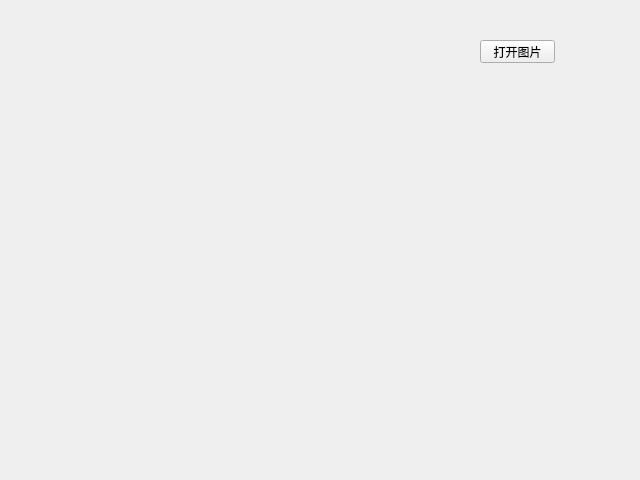
Before: the Qt Designer form 02/part3/mywidget.ui in wzonline1982/QTcode, drawn with Qt 5.
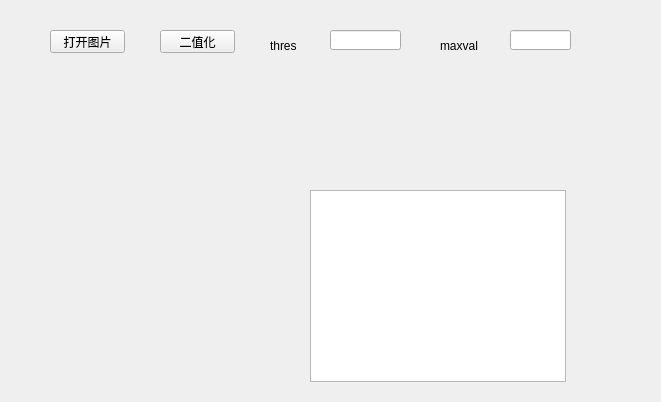
After: the same form once the commit is applied.

```diff
--- a/02/part3/mywidget.ui
+++ b/02/part3/mywidget.ui
@@ -6,8 +6,8 @@
    <rect>
     <x>0</x>
     <y>0</y>
-    <width>640</width>
-    <height>480</height>
+    <width>661</width>
+    <height>402</height>
    </rect>
   </property>
   <property name="windowTitle">
@@ -16,8 +16,8 @@
   <widget class="QPushButton" name="pushButton">
    <property name="geometry">
     <rect>
-     <x>480</x>
-     <y>40</y>
+     <x>50</x>
+     <y>30</y>
      <width>75</width>
      <height>23</height>
     </rect>
@@ -26,13 +26,72 @@
     <string>打开图片</string>
    </property>
   </widget>
-  <widget class="QWidget" name="subwidget" native="true">
+  <widget class="QPushButton" name="pushButton_2">
    <property name="geometry">
     <rect>
-     <x>20</x>
-     <y>120</y>
-     <width>401</width>
-     <height>341</height>
+     <x>160</x>
+     <y>30</y>
+     <width>75</width>
+     <height>23</height>
+    </rect>
+   </property>
+   <property name="text">
+    <string>二值化</string>
+   </property>
+  </widget>
+  <widget class="QLineEdit" name="lineEdit">
+   <property name="geometry">
+    <rect>
+     <x>330</x>
+     <y>30</y>
+     <width>71</width>
+     <height>20</height>
+    </rect>
+   </property>
+  </widget>
+  <widget class="QLineEdit" name="lineEdit_2">
+   <property name="geometry">
+    <rect>
+     <x>510</x>
+     <y>30</y>
+     <width>61</width>
+     <height>20</height>
+    </rect>
+   </property>
+  </widget>
+  <widget class="QLabel" name="label">
+   <property name="geometry">
+    <rect>
+     <x>270</x>
+     <y>40</y>
+     <width>54</width>
+     <height>12</height>
+    </rect>
+   </property>
+   <property name="text">
+    <string>thres</string>
+   </property>
+  </widget>
+  <widget class="QLabel" name="label_2">
+   <property name="geometry">
+    <rect>
+     <x>440</x>
+     <y>40</y>
+     <width>54</width>
+     <height>12</height>
+    </rect>
+   </property>
+   <property name="text">
+    <string>maxval</string>
+   </property>
+  </widget>
+  <widget class="QTextBrowser" name="textBrowser">
+   <property name="geometry">
+    <rect>
+     <x>310</x>
+     <y>190</y>
+     <width>256</width>
+     <height>192</height>
     </rect>
    </property>
   </widget>
```
